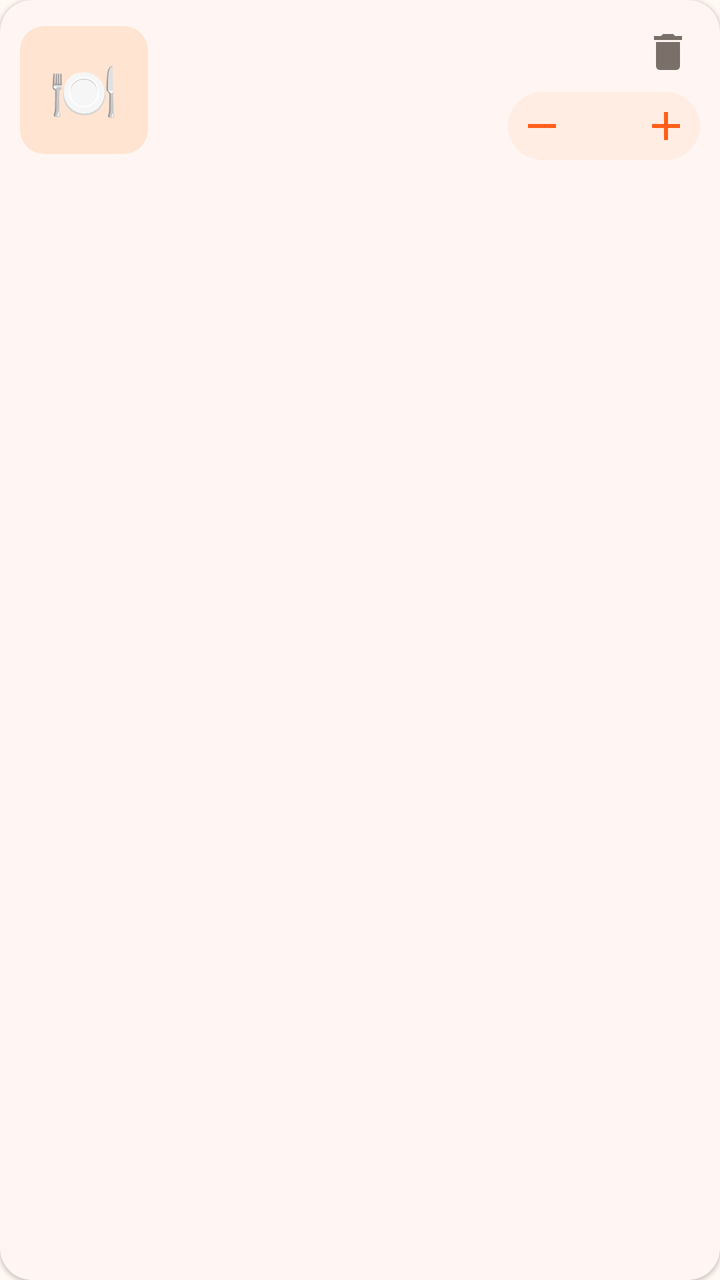
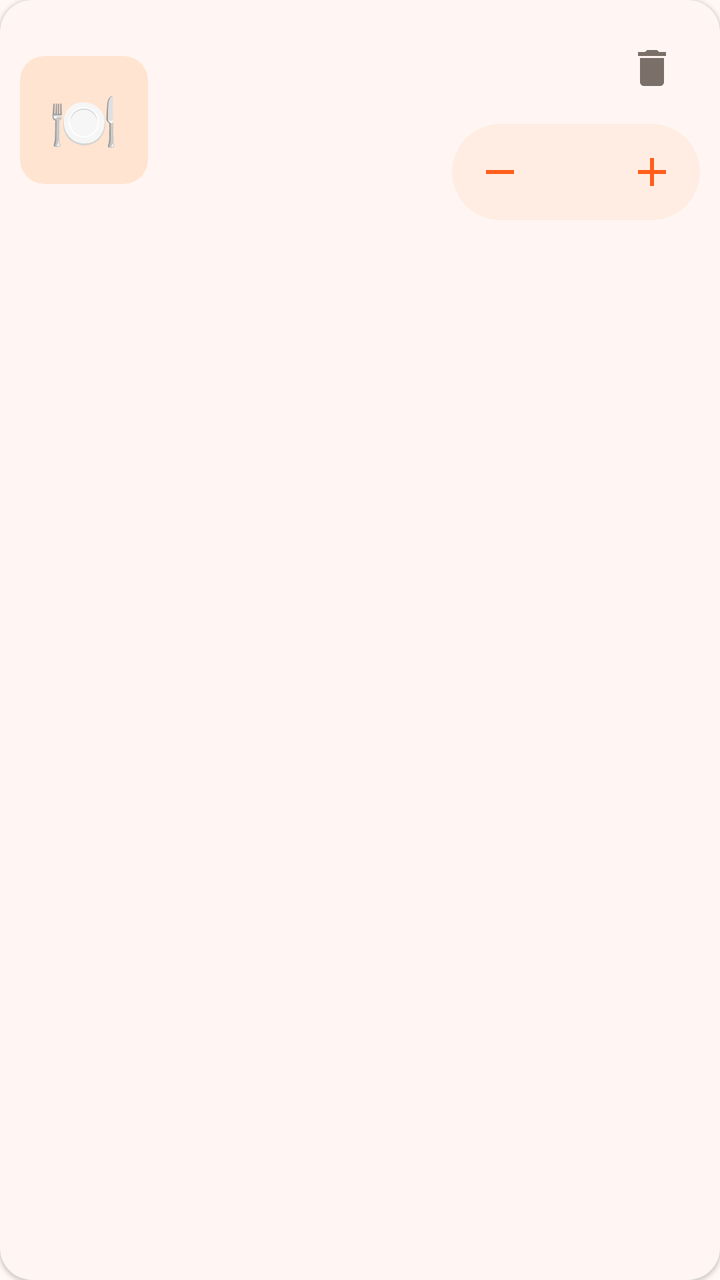

Two renders of the same Android screen: before a commit and after it. Below are the layout's source before the change and the commit's diff.
<!-- AndroidManifest.xml: application theme AppTheme -->
<!-- res/layout/item_cart.xml -->
<?xml version="1.0" encoding="utf-8"?>
<com.google.android.material.card.MaterialCardView xmlns:android="http://schemas.android.com/apk/res/android"
    xmlns:app="http://schemas.android.com/apk/res-auto"
    android:layout_width="match_parent"
    android:layout_height="wrap_content"
    android:layout_marginTop="6dp"
    android:layout_marginBottom="6dp"
    app:cardBackgroundColor="@color/white"
    app:cardCornerRadius="16dp"
    app:cardElevation="1dp"
    app:strokeWidth="0dp">

    <LinearLayout
        android:layout_width="match_parent"
        android:layout_height="wrap_content"
        android:gravity="center_vertical"
        android:orientation="horizontal"
        android:padding="10dp">

        
        <com.google.android.material.card.MaterialCardView
            android:layout_width="64dp"
            android:layout_height="64dp"
            app:cardBackgroundColor="@color/tile_orange"
            app:cardCornerRadius="12dp"
            app:cardElevation="0dp"
            app:strokeWidth="0dp">

            <TextView
                android:layout_width="wrap_content"
                android:layout_height="wrap_content"
                android:layout_gravity="center"
                android:text="🍽️"
                android:textSize="28sp" />

            <ImageView
                android:id="@+id/ivProduct"
                android:layout_width="match_parent"
                android:layout_height="match_parent"
                android:contentDescription="Product photo"
                android:scaleType="centerCrop" />
        </com.google.android.material.card.MaterialCardView>

        <LinearLayout
            android:layout_width="0dp"
            android:layout_height="wrap_content"
            android:layout_marginStart="12dp"
            android:layout_weight="1"
            android:orientation="vertical">

            <TextView
                android:id="@+id/tvName"
                android:layout_width="match_parent"
                android:layout_height="wrap_content"
                android:ellipsize="end"
                android:maxLines="1"
                android:textColor="@color/text_dark"
                android:textSize="15sp"
                android:textStyle="bold" />

            <TextView
                android:id="@+id/tvUnitPrice"
                android:layout_width="wrap_content"
                android:layout_height="wrap_content"
                android:textColor="@color/text_grey"
                android:textSize="12sp" />

            <TextView
                android:id="@+id/tvSubtotal"
                android:layout_width="wrap_content"
                android:layout_height="wrap_content"
                android:layout_marginTop="2dp"
                android:textColor="@color/brand_primary"
                android:textSize="15sp"
                android:textStyle="bold" />
        </LinearLayout>

        <LinearLayout
            android:layout_width="wrap_content"
            android:layout_height="wrap_content"
            android:gravity="end"
            android:orientation="vertical">

            <ImageButton
                android:id="@+id/btnRemove"
                android:layout_width="32dp"
                android:layout_height="32dp"
                android:background="?attr/selectableItemBackgroundBorderless"
                android:contentDescription="Remove from cart"
                android:src="@drawable/ic_delete"
                app:tint="@color/text_grey" />

            <LinearLayout
                android:layout_width="wrap_content"
                android:layout_height="34dp"
                android:layout_marginTop="4dp"
                android:background="@drawable/bg_stepper"
                android:gravity="center_vertical"
                android:orientation="horizontal">

                <ImageButton
                    android:id="@+id/btnMinus"
                    android:layout_width="34dp"
                    android:layout_height="34dp"
                    android:background="?attr/selectableItemBackgroundBorderless"
                    android:contentDescription="Remove one"
                    android:src="@drawable/ic_remove"
                    app:tint="@color/brand_primary" />

                <TextView
                    android:id="@+id/tvQty"
                    android:layout_width="28dp"
                    android:layout_height="wrap_content"
                    android:gravity="center"
                    android:textColor="@color/brand_primary_dark"
                    android:textSize="15sp"
                    android:textStyle="bold" />

                <ImageButton
                    android:id="@+id/btnPlus"
                    android:layout_width="34dp"
                    android:layout_height="34dp"
                    android:background="?attr/selectableItemBackgroundBorderless"
                    android:contentDescription="Add one more"
                    android:src="@drawable/ic_add"
                    app:tint="@color/brand_primary" />
            </LinearLayout>
        </LinearLayout>
    </LinearLayout>
</com.google.android.material.card.MaterialCardView>
<!-- resources referenced by this layout -->
<resources>
  <color name="brand_primary">#FF5E1A</color>
  <color name="brand_primary_dark">#E0440A</color>
  <color name="text_dark">#1F1A17</color>
  <color name="text_grey">#7A6F69</color>
  <color name="tile_orange">#FFE4D1</color>
  <color name="white">#FFFFFFFF</color>
  <!-- drawable bg_stepper (drawable) -->
  <?xml version="1.0" encoding="utf-8"?>
  <shape xmlns:android="http://schemas.android.com/apk/res/android" android:shape="rectangle">
      <solid android:color="@color/brand_primary_light" />
      <corners android:radius="50dp" />
  </shape>
  <!-- drawable ic_add (drawable) -->
  <vector xmlns:android="http://schemas.android.com/apk/res/android"
      android:width="24dp"
      android:height="24dp"
      android:viewportWidth="24"
      android:viewportHeight="24"
      android:tint="?attr/colorControlNormal">
      <path
          android:fillColor="@android:color/white"
          android:pathData="M19,13h-6v6h-2v-6H5v-2h6V5h2v6h6v2z" />
  </vector>
  <!-- drawable ic_delete (drawable) -->
  <vector xmlns:android="http://schemas.android.com/apk/res/android"
      android:width="24dp"
      android:height="24dp"
      android:viewportWidth="24"
      android:viewportHeight="24"
      android:tint="?attr/colorControlNormal">
      <path
          android:fillColor="@android:color/white"
          android:pathData="M6,19c0,1.1 0.9,2 2,2h8c1.1,0 2,-0.9 2,-2V7H6v12zM19,4h-3.5l-1,-1h-5l-1,1H5v2h14V4z" />
  </vector>
  <!-- drawable ic_remove (drawable) -->
  <vector xmlns:android="http://schemas.android.com/apk/res/android"
      android:width="24dp"
      android:height="24dp"
      android:viewportWidth="24"
      android:viewportHeight="24"
      android:tint="?attr/colorControlNormal">
      <path
          android:fillColor="@android:color/white"
          android:pathData="M19,13H5v-2h14v2z" />
  </vector>
  <color name="brand_primary_light">#FFEDE3</color>
  <color name="brand_purple">#7B2FF7</color>
  <color name="page_bg">#FFF8F3</color>
  <style name="Widget.Sufra.TextInputLayout" parent="Widget.Material3.TextInputLayout.OutlinedBox">
          <item name="boxCornerRadiusTopStart">14dp</item>
          <item name="boxCornerRadiusTopEnd">14dp</item>
          <item name="boxCornerRadiusBottomStart">14dp</item>
          <item name="boxCornerRadiusBottomEnd">14dp</item>
          <item name="boxStrokeColor">@color/brand_primary</item>
          <item name="startIconTint">@color/brand_primary</item>
          <item name="hintTextColor">@color/brand_primary</item>
      </style>
  <style name="Widget.Sufra.Button" parent="Widget.Material3.Button">
          <item name="cornerRadius">14dp</item>
          <item name="android:minHeight">56dp</item>
          <item name="android:textSize">16sp</item>
          <item name="android:textAllCaps">false</item>
          <item name="android:fontFamily">sans-serif-medium</item>
      </style>
  <!-- unchanged entries left out for length: 1 -->
</resources>

<!-- the commit's change to res/layout/item_cart.xml (unified diff, before → after) -->
@@ -83,8 +83,8 @@
 
             <ImageButton
                 android:id="@+id/btnRemove"
-                android:layout_width="32dp"
-                android:layout_height="32dp"
+                android:layout_width="48dp"
+                android:layout_height="48dp"
                 android:background="?attr/selectableItemBackgroundBorderless"
                 android:contentDescription="Remove from cart"
                 android:src="@drawable/ic_delete"
@@ -92,7 +92,7 @@
 
             <LinearLayout
                 android:layout_width="wrap_content"
-                android:layout_height="34dp"
+                android:layout_height="48dp"
                 android:layout_marginTop="4dp"
                 android:background="@drawable/bg_stepper"
                 android:gravity="center_vertical"
@@ -100,8 +100,8 @@
 
                 <ImageButton
                     android:id="@+id/btnMinus"
-                    android:layout_width="34dp"
-                    android:layout_height="34dp"
+                    android:layout_width="48dp"
+                    android:layout_height="48dp"
                     android:background="?attr/selectableItemBackgroundBorderless"
                     android:contentDescription="Remove one"
                     android:src="@drawable/ic_remove"
@@ -118,8 +118,8 @@
 
                 <ImageButton
                     android:id="@+id/btnPlus"
-                    android:layout_width="34dp"
-                    android:layout_height="34dp"
+                    android:layout_width="48dp"
+                    android:layout_height="48dp"
                     android:background="?attr/selectableItemBackgroundBorderless"
                     android:contentDescription="Add one more"
                     android:src="@drawable/ic_add"
